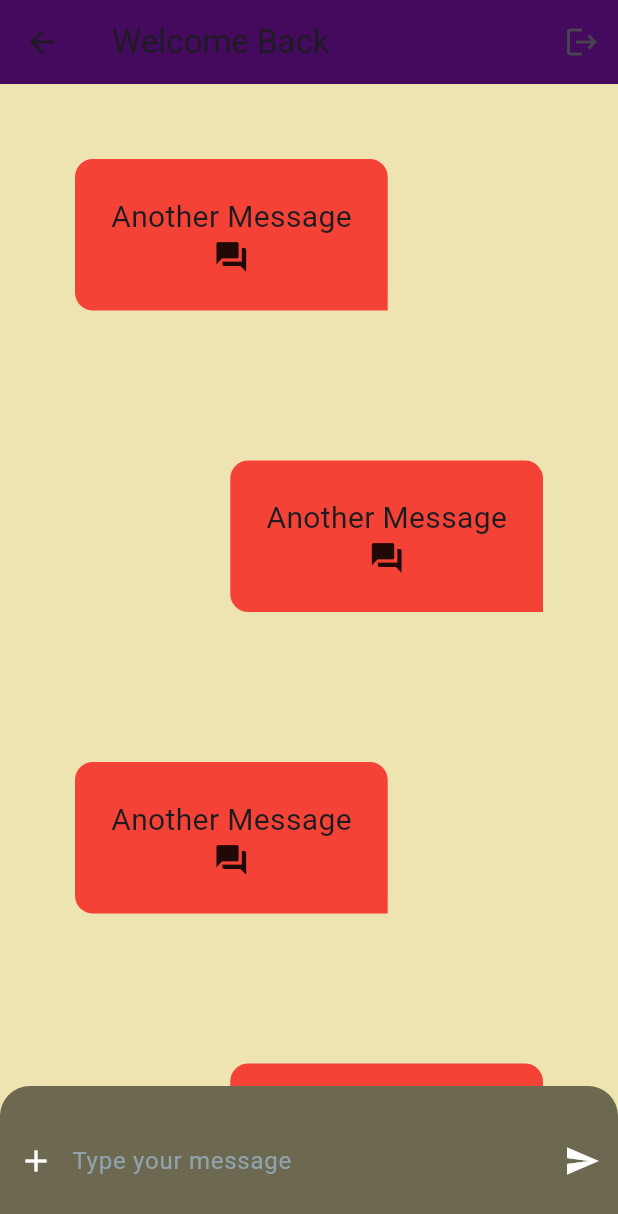
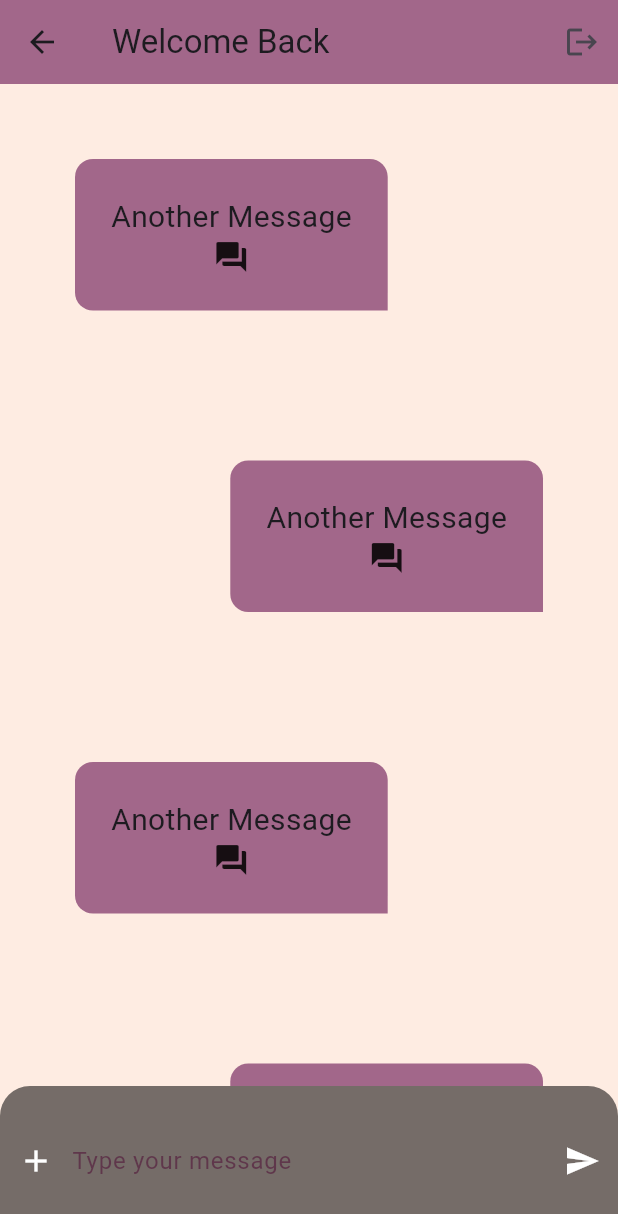
Before and after one commit to aelise17264/flutter_essentials, a Flutter app: the ChatPage screen opened directly with empty values, on a phone screen of 412 x 824 dp. Shown: the top 1214 px of the screen. Run offline on Flutter 3.47's test engine with Material 3 defaults, Android fonts, the phone set to English and light mode, and no system bars; our stand-ins replace google_fonts.

Commit message:
updated pubsec.yaml deps & styles

```diff
--- a/flutter_application_1/lib/chatpage.dart
+++ b/flutter_application_1/lib/chatpage.dart
@@ -3,6 +3,7 @@
 import 'package:flutter/cupertino.dart';
 import 'package:flutter/material.dart';
 import 'package:flutter/widgets.dart';
+import 'package:flutter_application_1/utils/brandcolors.dart';
 import 'package:flutter_application_1/widgets/chatbubble.dart';
 import 'package:flutter_application_1/widgets/chatinput.dart';
 
@@ -20,6 +21,7 @@ class ChatPage extends StatelessWidget {
           title: Text(
             "Welcome Back $username",
             textAlign: TextAlign.center,
+            // style: TextStyle(color: BrandColor.secondaryColor),
           ),
           actions: [
             IconButton(
--- a/flutter_application_1/lib/main.dart
+++ b/flutter_application_1/lib/main.dart
@@ -18,7 +18,9 @@ class ChatApp extends StatelessWidget {
         title: "Flutter Chat App",
         theme: ThemeData(
             scaffoldBackgroundColor: BrandColor.backgroundColor,
-            appBarTheme: AppBarTheme(backgroundColor: BrandColor.primaryColor),
+            appBarTheme: AppBarTheme(
+              backgroundColor: BrandColor.thirdColor,
+            ),
             floatingActionButtonTheme: FloatingActionButtonThemeData(
               elevation: 2,
               backgroundColor: BrandColor.primaryColor,
--- a/flutter_application_1/lib/utils/brandcolors.dart
+++ b/flutter_application_1/lib/utils/brandcolors.dart
@@ -2,6 +2,8 @@ import 'package:flutter/material.dart';
 
 class BrandColor {
   static Color chatInputColor = const Color(0xFF8C6A5D);
-  static Color primaryColor = const Color(0xff430A5D);
-  static Color backgroundColor = const Color(0xffEEE4B1);
+  static Color primaryColor = const Color(0xff3C0753);
+  static Color secondaryColor = const Color(0xff5F374B);
+  static Color backgroundColor = const Color(0xffFEECE2);
+  static Color thirdColor = const Color(0xffA2678A);
 }
--- a/flutter_application_1/lib/utils/textfieldstyles.dart
+++ b/flutter_application_1/lib/utils/textfieldstyles.dart
@@ -1,5 +1,9 @@
 import 'package:flutter/material.dart';
+import 'package:google_fonts/google_fonts.dart';
+
+import 'brandcolors.dart';
 
 class ThemeTextStyle {
-  static TextStyle loginTextFieldStyle = TextStyle(color: Colors.blueGrey);
+  static TextStyle loginTextFieldStyle =
+      GoogleFonts.lato(textStyle: TextStyle(color: BrandColor.secondaryColor));
 }
--- a/flutter_application_1/lib/widgets/chatbubble.dart
+++ b/flutter_application_1/lib/widgets/chatbubble.dart
@@ -1,6 +1,7 @@
 import 'package:flutter/cupertino.dart';
 import 'package:flutter/material.dart';
 import 'package:flutter/widgets.dart';
+import 'package:flutter_application_1/utils/brandcolors.dart';
 
 class ChatBubble extends StatelessWidget {
   final String message;
@@ -16,7 +17,7 @@ class ChatBubble extends StatelessWidget {
         padding: EdgeInsets.all(24),
         margin: EdgeInsets.all(50),
         decoration: BoxDecoration(
-            color: Colors.red,
+            color: BrandColor.thirdColor,
             borderRadius: BorderRadius.only(
                 topLeft: Radius.circular(12),
                 topRight: Radius.circular(12),
--- a/flutter_application_1/lib/widgets/chatinput.dart
+++ b/flutter_application_1/lib/widgets/chatinput.dart
@@ -2,6 +2,8 @@
 
 import 'package:flutter/material.dart';
 import 'package:flutter/widgets.dart';
+
+import '../utils/brandcolors.dart';
 
 class ChatInput extends StatelessWidget {
   ChatInput({super.key});
@@ -33,7 +35,7 @@ class ChatInput extends StatelessWidget {
                 decoration: InputDecoration(
                   border: InputBorder.none,
                   hintText: "Type your message",
-                  hintStyle: TextStyle(color: Colors.blueGrey[300]),
+                  hintStyle: TextStyle(color: BrandColor.secondaryColor),
                 ),
               ),
             ),
```
Also changed, not shown: flutter_application_1/lib/landingpage.dart (+5 -4 lines), flutter_application_1/pubspec.yaml (+4 -3 lines), 1 other file.
